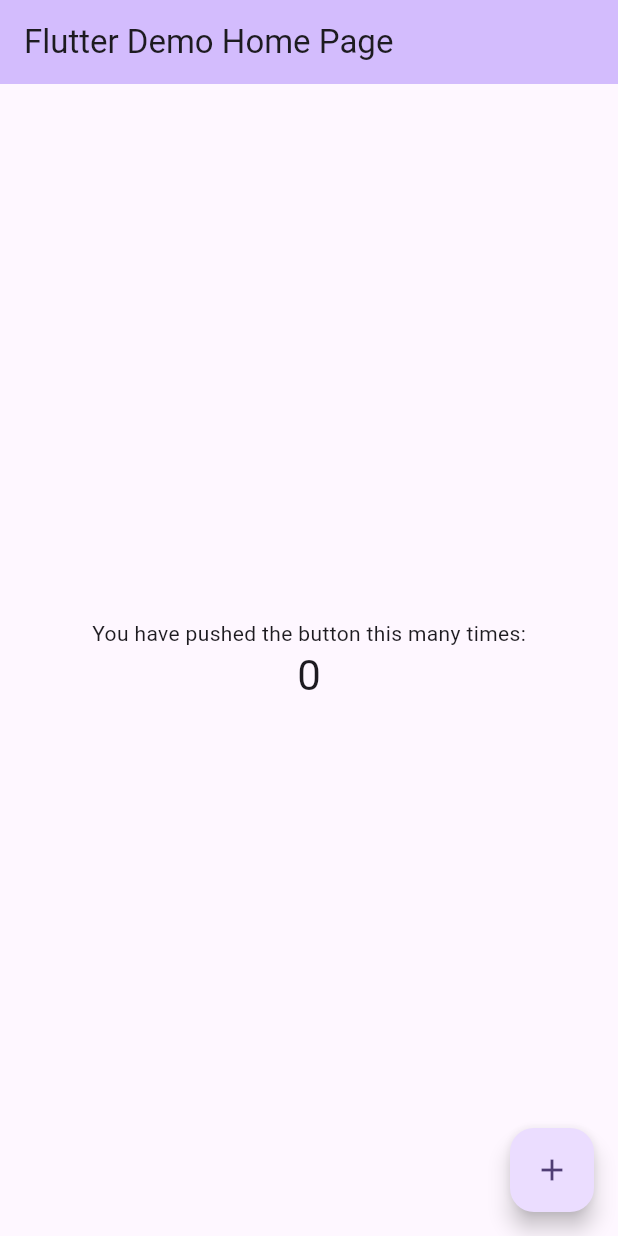
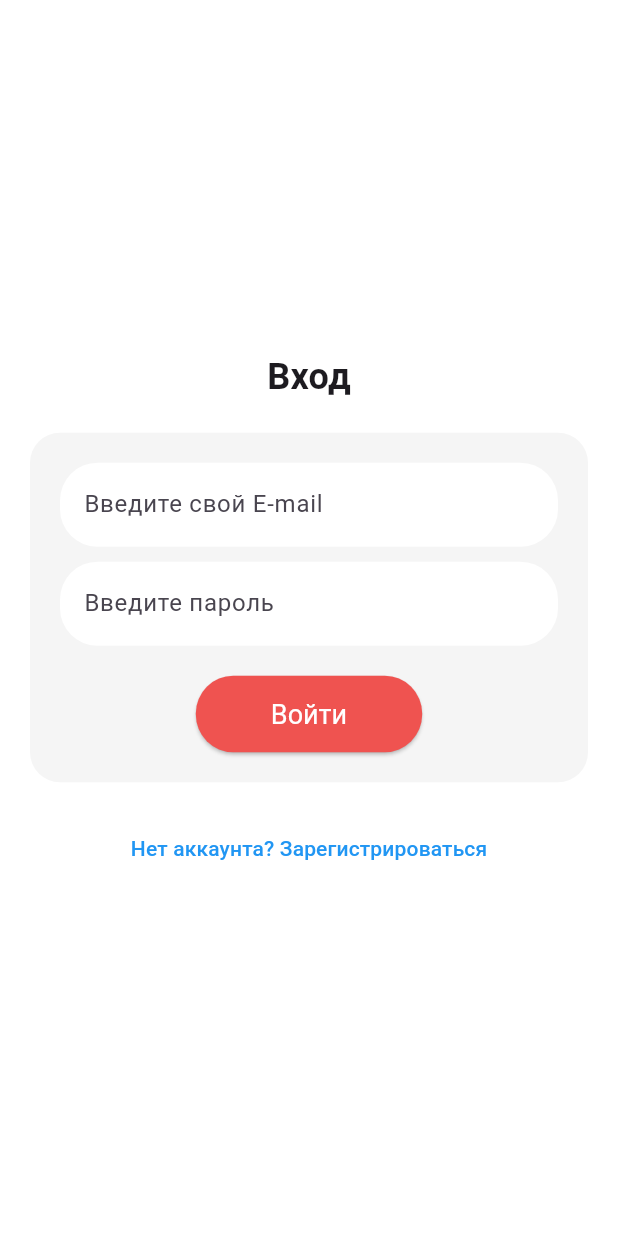
Before and after one commit to NeuroGirl/MarkerMatch, a Flutter app: the screen it shows after launch, on a phone screen of 412 x 824 dp. Run offline on Flutter 3.47's test engine with Material 3 defaults, Android fonts, the phone set to English and light mode, and no system bars.

Commit message:
Log in screen design added

```diff
--- a/lib/main.dart
+++ b/lib/main.dart
@@ -1,125 +1,135 @@
 import 'package:flutter/material.dart';
 
 void main() {
-  runApp(const MyApp());
+  runApp(MyApp());
 }
 
 class MyApp extends StatelessWidget {
-  const MyApp({super.key});
-
-  // This widget is the root of your application.
   @override
   Widget build(BuildContext context) {
     return MaterialApp(
-      title: 'Flutter Demo',
+      title: 'Login Screen',
       theme: ThemeData(
-        // This is the theme of your application.
-        //
-        // TRY THIS: Try running your application with "flutter run". You'll see
-        // the application has a purple toolbar. Then, without quitting the app,
-        // try changing the seedColor in the colorScheme below to Colors.green
-        // and then invoke "hot reload" (save your changes or press the "hot
-        // reload" button in a Flutter-supported IDE, or press "r" if you used
-        // the command line to start the app).
-        //
-        // Notice that the counter didn't reset back to zero; the application
-        // state is not lost during the reload. To reset the state, use hot
-        // restart instead.
-        //
-        // This works for code too, not just values: Most code changes can be
-        // tested with just a hot reload.
-        colorScheme: ColorScheme.fromSeed(seedColor: Colors.deepPurple),
-        useMaterial3: true,
+        primarySwatch: Colors.blue,
       ),
-      home: const MyHomePage(title: 'Flutter Demo Home Page'),
+      home: LoginPage(),
     );
   }
 }
 
-class MyHomePage extends StatefulWidget {
-  const MyHomePage({super.key, required this.title});
-
-  // This widget is the home page of your application. It is stateful, meaning
-  // that it has a State object (defined below) that contains fields that affect
-  // how it looks.
-
-  // This class is the configuration for the state. It holds the values (in this
-  // case the title) provided by the parent (in this case the App widget) and
-  // used by the build method of the State. Fields in a Widget subclass are
-  // always marked "final".
-
-  final String title;
-
-  @override
-  State<MyHomePage> createState() => _MyHomePageState();
-}
-
-class _MyHomePageState extends State<MyHomePage> {
-  int _counter = 0;
-
-  void _incrementCounter() {
-    setState(() {
-      // This call to setState tells the Flutter framework that something has
-      // changed in this State, which causes it to rerun the build method below
-      // so that the display can reflect the updated values. If we changed
-      // _counter without calling setState(), then the build method would not be
-      // called again, and so nothing would appear to happen.
-      _counter++;
-    });
-  }
-
+class LoginPage extends StatelessWidget {
   @override
   Widget build(BuildContext context) {
-    // This method is rerun every time setState is called, for instance as done
-    // by the _incrementCounter method above.
-    //
-    // The Flutter framework has been optimized to make rerunning build methods
-    // fast, so that you can just rebuild anything that needs updating rather
-    // than having to individually change instances of widgets.
     return Scaffold(
-      appBar: AppBar(
-        // TRY THIS: Try changing the color here to a specific color (to
-        // Colors.amber, perhaps?) and trigger a hot reload to see the AppBar
-        // change color while the other colors stay the same.
-        backgroundColor: Theme.of(context).colorScheme.inversePrimary,
-        // Here we take the value from the MyHomePage object that was created by
-        // the App.build method, and use it to set our appbar title.
-        title: Text(widget.title),
-      ),
+      backgroundColor: Colors.white,
       body: Center(
-        // Center is a layout widget. It takes a single child and positions it
-        // in the middle of the parent.
+        child: Padding(
+          padding: const EdgeInsets.all(20.0),
           child: Column(
-          // Column is also a layout widget. It takes a list of children and
-          // arranges them vertically. By default, it sizes itself to fit its
-          // children horizontally, and tries to be as tall as its parent.
-          //
-          // Column has various properties to control how it sizes itself and
-          // how it positions its children. Here we use mainAxisAlignment to
-          // center the children vertically; the main axis here is the vertical
-          // axis because Columns are vertical (the cross axis would be
-          // horizontal).
-          //
-          // TRY THIS: Invoke "debug painting" (choose the "Toggle Debug Paint"
-          // action in the IDE, or press "p" in the console), to see the
-          // wireframe for each widget.
             mainAxisAlignment: MainAxisAlignment.center,
             children: <Widget>[
-            const Text(
-              'You have pushed the button this many times:',
+              Text(
+                'Вход',
+                style: TextStyle(fontSize: 24, fontWeight: FontWeight.bold),
               ),
-            Text(
-              '$_counter',
-              style: Theme.of(context).textTheme.headlineMedium,
+              SizedBox(height: 20),
+              Container(
+                decoration: BoxDecoration(
+                  color: Colors.grey[100], // Light grey background
+                  borderRadius: BorderRadius.circular(20),
+                ),
+                padding: EdgeInsets.all(20),
+                child: Column(
+                  children: [
+                    TextField(
+                      decoration: InputDecoration(
+                        hintText: 'Введите свой E-mail',
+                        border: OutlineInputBorder(
+                          borderRadius: BorderRadius.circular(25.0),
+                          borderSide: BorderSide.none, // Remove the border
+                        ),
+                        filled: true, // Set to true to fill the color
+                        fillColor: Colors.white, // White textfield background
+                      ),
+                    ),
+                    SizedBox(height: 10),
+                    TextField(
+                      obscureText: true,
+                      decoration: InputDecoration(
+                        hintText: 'Введите пароль',
+                        border: OutlineInputBorder(
+                          borderRadius: BorderRadius.circular(25.0),
+                          borderSide: BorderSide.none,
+                        ),
+                        filled: true,
+                        fillColor: Colors.white,
+                      ),
+                    ),
+                    SizedBox(height: 20),
+                    ElevatedButton(
+                      style: ElevatedButton.styleFrom(
+                        backgroundColor: Colors.red[400],
+                        padding: EdgeInsets.symmetric(horizontal: 50, vertical: 15),
+                        textStyle: TextStyle(fontSize: 18),
+                        shape: RoundedRectangleBorder(
+                          borderRadius: BorderRadius.circular(25.0),
+                        ),
+                      ),
+                      onPressed: () {
+                        // Navigate to main screen (replace with your logic)
+                        Navigator.pushReplacement(
+                          context,
+                          MaterialPageRoute(builder: (context) => HomeScreen()),
+                        );
+                      },
+                      child: Text('Войти', style: TextStyle(color: Colors.white)),
                     ),
                   ],
                 ),
               ),
-      floatingActionButton: FloatingActionButton(
-        onPressed: _incrementCounter,
-        tooltip: 'Increment',
-        child: const Icon(Icons.add),
-      ), // This trailing comma makes auto-formatting nicer for build methods.
+              SizedBox(height: 20),
+              TextButton(
+                onPressed: () {
+                  // Navigate to registration screen (replace with your logic)
+                  Navigator.push(
+                    context,
+                    MaterialPageRoute(builder: (context) => RegistrationPage()),
+                  );
+                },
+                child: Text('Нет аккаунта? Зарегистрироваться', style: TextStyle(color: Colors.blue)),
+              ),
+            ],
+          ),
+        ),
+      ),
     );
   }
 }
+
+class HomeScreen extends StatelessWidget {
+  @override
+  Widget build(BuildContext context) {
+    return Scaffold(
+      appBar: AppBar(
+        title: Text('Главный экран'),
+      ),
+      body: Center(
+        child: Text('Вы успешно вошли!', style: TextStyle(fontSize: 20)),
+      ),
+    );
+  }
+}
+
+class RegistrationPage extends StatelessWidget {
+  @override
+  Widget build(BuildContext context) {
+    return Scaffold(
+      appBar: AppBar(
+        title: Text('Регистрация'),
+      ),
+      body: Center(
+        child: Text('Страница регистрации', style: TextStyle(fontSize: 20)),
+      ),
+    );
+  }
+}
```
Also changed, not shown: 1 other file. Lines whose indentation alone changed are shown as unchanged.
